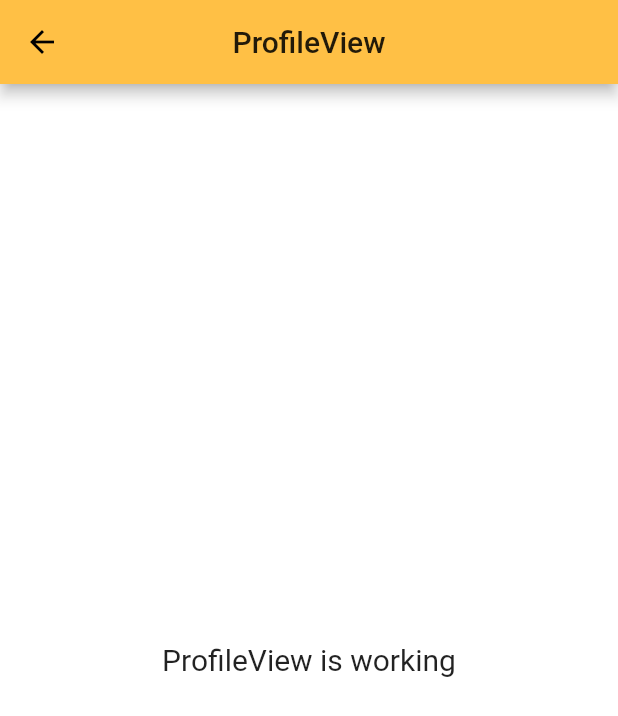
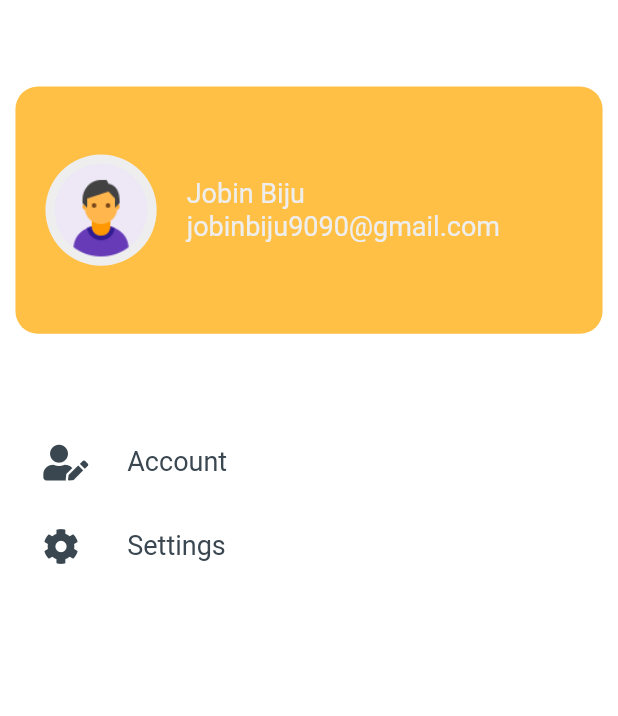
Before and after one commit to JobinBiju/Taskly, a Flutter app: the ProfileView screen opened directly, on a phone screen of 412 x 824 dp. Shown: the top 716 px of the screen. Run offline on Flutter 3.47's test engine with Material 2 defaults, Android fonts, the phone set to English and light mode, and no system bars; our stand-ins replace bubble_bottom_bar, font_awesome_flutter, get, lottie.

Commit message:
profile page completed

```diff
--- /dev/null
+++ b/lib/app/global_widgets/user_avatar.dart
@@ -0,0 +1,17 @@
+import 'package:flutter/material.dart';
+
+class UserAvatar extends StatelessWidget {
+  const UserAvatar({
+    Key key,
+    @required this.radius,
+  }) : super(key: key);
+
+  final double radius;
+
+  @override
+  Widget build(BuildContext context) {
+    return CircleAvatar(
+        radius: radius,
+        backgroundImage: AssetImage('assets/images/male-user-1.png'));
+  }
+}
--- a/lib/app/modules/home/views/dashboard_view.dart
+++ b/lib/app/modules/home/views/dashboard_view.dart
@@ -1,5 +1,6 @@
 import 'package:flutter/material.dart';
 import 'package:get/get.dart';
+import 'package:taskly/app/global_widgets/user_avatar.dart';
 import 'package:taskly/app/modules/profile/views/profile_view.dart';
 import 'package:taskly/app/theme/text_theme.dart';
 
@@ -10,6 +11,7 @@ class DashboardView extends GetView {
     return Container(
       height: size.height,
       width: size.width,
+      color: Theme.of(context).scaffoldBackgroundColor,
       child: Column(
         crossAxisAlignment: CrossAxisAlignment.start,
         children: [
@@ -28,11 +30,8 @@ class DashboardView extends GetView {
                 ),
                 GestureDetector(
                   onTap: () => Get.to(ProfileView()),
-                  child: CircleAvatar(
+                  child: UserAvatar(
                     radius: size.width * 0.055,
-                    backgroundImage: NetworkImage(
-                      'https://img.icons8.com/color/48/000000/user-male-circle--v1.png',
-                    ),
                   ),
                 ),
               ],
--- a/lib/app/modules/profile/views/profile_view.dart
+++ b/lib/app/modules/profile/views/profile_view.dart
@@ -1,21 +1,92 @@
 import 'package:flutter/material.dart';
-
+import 'package:font_awesome_flutter/font_awesome_flutter.dart';
 import 'package:get/get.dart';
-
+import 'package:taskly/app/global_widgets/user_avatar.dart';
 import 'package:taskly/app/modules/profile/controllers/profile_controller.dart';
+import 'package:taskly/app/modules/profile/views/settings_view.dart';
+import 'package:taskly/app/theme/text_theme.dart';
 
 class ProfileView extends GetView<ProfileController> {
   @override
   Widget build(BuildContext context) {
+    Size size = MediaQuery.of(context).size;
     return Scaffold(
-      appBar: AppBar(
-        title: Text('ProfileView'),
-        centerTitle: true,
-      ),
-      body: Center(
-        child: Text(
-          'ProfileView is working',
-          style: TextStyle(fontSize: 20),
+      body: Container(
+        height: size.height,
+        width: size.width,
+        padding: EdgeInsets.only(top: size.height * 0.07),
+        decoration: BoxDecoration(
+          color: Theme.of(context).scaffoldBackgroundColor,
+        ),
+        child: Column(
+          children: [
+            Container(
+              padding: EdgeInsets.symmetric(horizontal: 20),
+              height: size.height * 0.2,
+              width: size.width * 0.95,
+              decoration: BoxDecoration(
+                color: Theme.of(context).primaryColor,
+                borderRadius: BorderRadius.circular(15),
+              ),
+              child: Row(
+                children: [
+                  UserAvatar(radius: size.width * 0.09),
+                  SizedBox(width: 20),
+                  Column(
+                    mainAxisAlignment: MainAxisAlignment.center,
+                    crossAxisAlignment: CrossAxisAlignment.start,
+                    children: [
+                      Text(
+                        'Jobin Biju',
+                        style: kSub2HeadTextStyle.copyWith(
+                            color: Theme.of(context).primaryColorLight),
+                      ),
+                      Text(
+                        'jobinbiju9090@gmail.com',
+                        style: kSub2HeadTextStyle.copyWith(
+                            color: Theme.of(context).primaryColorLight),
+                      ),
+                    ],
+                  )
+                ],
+              ),
+            ),
+            SizedBox(
+              height: size.height * 0.07,
+            ),
+            ListTile(
+              contentPadding:
+                  EdgeInsets.symmetric(horizontal: size.width * 0.07),
+              onTap: () {},
+              title: Text(
+                'Account',
+                style: kSub2HeadTextStyle.copyWith(
+                  color: Theme.of(context).primaryColorDark,
+                ),
+              ),
+              leading: Icon(
+                FontAwesomeIcons.userEdit,
+                color: Theme.of(context).primaryColorDark,
+              ),
+            ),
+            ListTile(
+              contentPadding:
+                  EdgeInsets.symmetric(horizontal: size.width * 0.07),
+              onTap: () {
+                Get.to(SettingsView());
+              },
+              title: Text(
+                'Settings',
+                style: kSub2HeadTextStyle.copyWith(
+                  color: Theme.of(context).primaryColorDark,
+                ),
+              ),
+              leading: Icon(
+                FontAwesomeIcons.cog,
+                color: Theme.of(context).primaryColorDark,
+              ),
+            ),
+          ],
         ),
       ),
     );
--- a/lib/app/modules/profile/views/settings_view.dart
+++ b/lib/app/modules/profile/views/settings_view.dart
@@ -1,15 +1,10 @@
 import 'package:flutter/material.dart';
-
 import 'package:get/get.dart';
 
 class SettingsView extends GetView {
   @override
   Widget build(BuildContext context) {
     return Scaffold(
-      appBar: AppBar(
-        title: Text('SettingsView'),
-        centerTitle: true,
-      ),
       body: Center(
         child: Text(
           'SettingsView is working',
```
Also changed, not shown: assets/images/female-user-1.png (added), assets/images/male-user-1.png (added).
